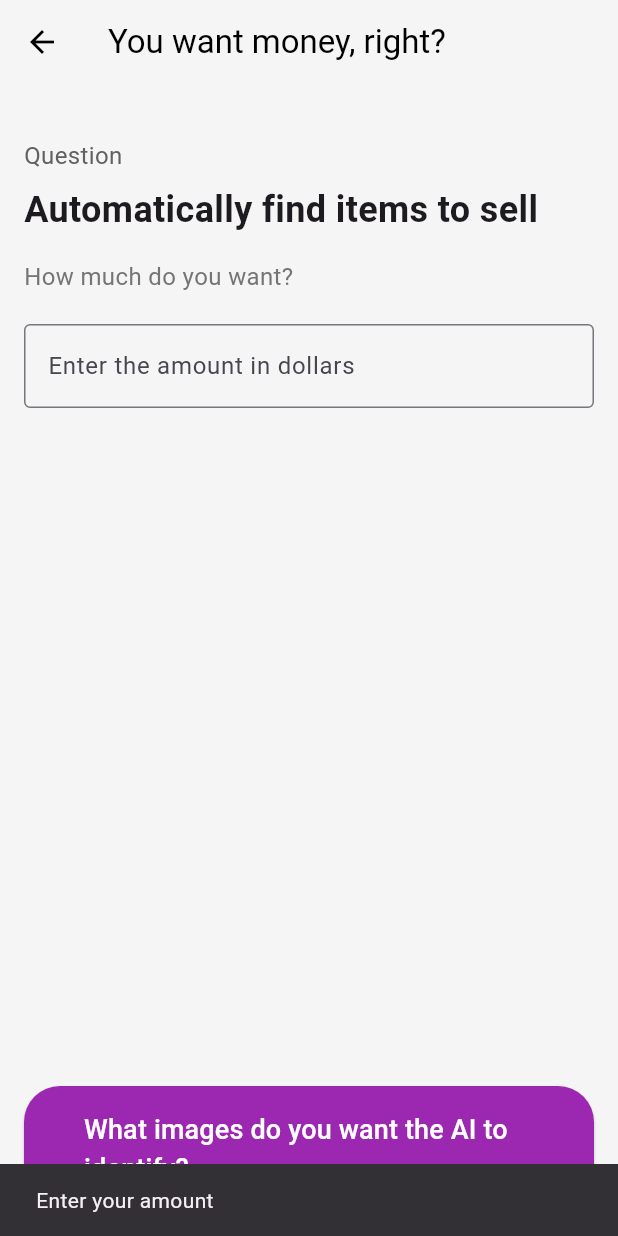
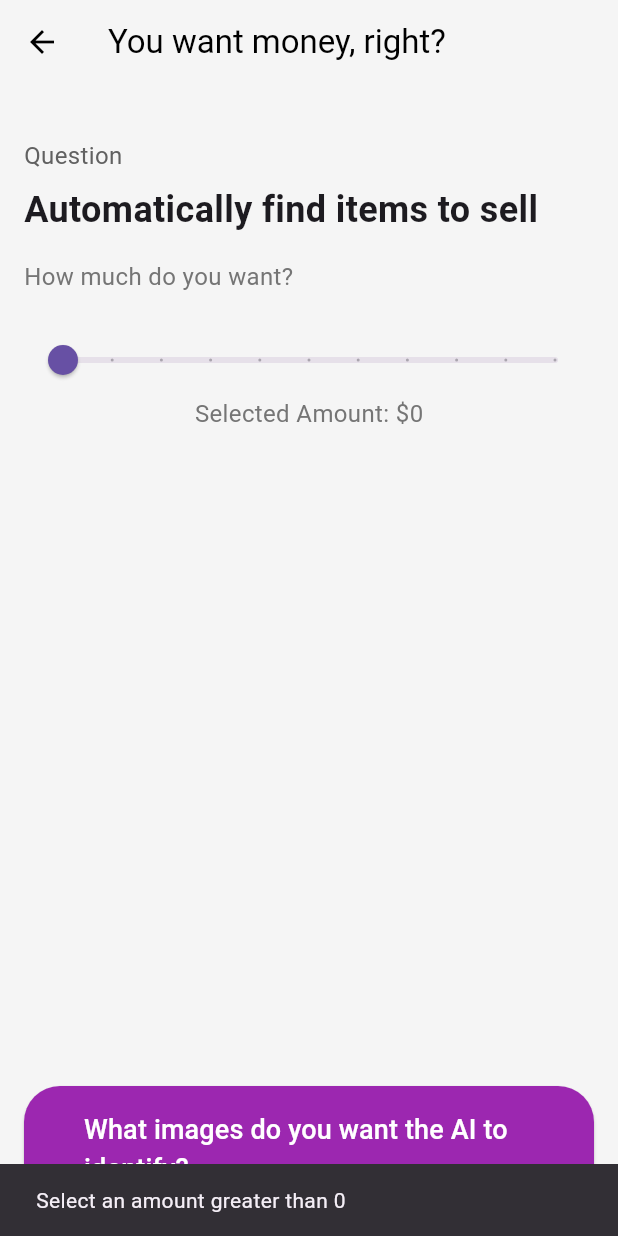
Before and after one commit to Yurin/mercari_demo, a Flutter app: the PhotoSelectionScreen screen opened by its route, after a tap on "What images do you want the AI to identi", on a phone screen of 412 x 824 dp. Run offline on Flutter 3.47's test engine with Material 3 defaults, Android fonts, the phone set to English and light mode, and no system bars; our stand-ins replace image_picker, share.

Commit message:
Fixed UI

```diff
--- a/lib/screens/2_photo_selection.dart
+++ b/lib/screens/2_photo_selection.dart
@@ -9,14 +9,8 @@ class PhotoSelectionScreen extends StatefulWidget {
 }
 
 class _PhotoSelectionScreenState extends State<PhotoSelectionScreen> {
-  final TextEditingController _moneyController = TextEditingController();
   List<XFile> _selectedImages = []; // Use XFile from image_picker
-
-  @override
-  void dispose() {
-    _moneyController.dispose();
-    super.dispose();
-  }
+  double _selectedAmount = 0; // New variable to hold the slider value
 
   // Pick images from gallery
   Future<void> _pickImages() async {
@@ -74,13 +68,25 @@ class _PhotoSelectionScreenState extends State<PhotoSelectionScreen> {
               style: TextStyle(fontSize: 16, color: Colors.grey[600]),
             ),
             SizedBox(height: 20),
-            TextFormField(
-              controller: _moneyController,
-              keyboardType: TextInputType.number,
-              decoration: InputDecoration(
-                labelText: 'Enter the amount in dollars',
-                border: OutlineInputBorder(),
-              ),
+            Column(
+              children: [
+                Slider(
+                  value: _selectedAmount,
+                  min: 0,
+                  max: 100,
+                  divisions: 10,
+                  label: _selectedAmount.toStringAsFixed(0),
+                  onChanged: (value) {
+                    setState(() {
+                      _selectedAmount = value;
+                    });
+                  },
+                ),
+                Text(
+                  'Selected Amount: \$${_selectedAmount.toStringAsFixed(0)}',
+                  style: TextStyle(fontSize: 16, color: Colors.grey[600]),
+                ),
+              ],
             ),
             Spacer(),
             Center(
@@ -93,16 +99,15 @@ class _PhotoSelectionScreenState extends State<PhotoSelectionScreen> {
                   padding: EdgeInsets.symmetric(horizontal: 40, vertical: 16),
                 ),
                 onPressed: () async {
-                  final moneyAmount = _moneyController.text;
-                  if (moneyAmount.isNotEmpty) {
+                  if (_selectedAmount > 0) {
                     await _pickImages(); // Allow image selection from gallery
 
                     if (_selectedImages.isNotEmpty) {
-                      _sendImagesToBackend(moneyAmount, _selectedImages); // Send to backend
+                      _sendImagesToBackend(_selectedAmount.toString(), _selectedImages); // Send to backend
 
                       // Navigate to the next screen and pass the money amount
                       Navigator.pushNamed(context, '/aiSelection', arguments: {
-                        'money': moneyAmount,
+                        'money': _selectedAmount.toString(),
                       });
 
                       ScaffoldMessenger.of(context).showSnackBar(
@@ -115,7 +120,7 @@ class _PhotoSelectionScreenState extends State<PhotoSelectionScreen> {
                     }
                   } else {
                     ScaffoldMessenger.of(context).showSnackBar(
-                      SnackBar(content: Text('Enter your amount')),
+                      SnackBar(content: Text('Select an amount greater than 0')),
                     );
                   }
                 },
```
